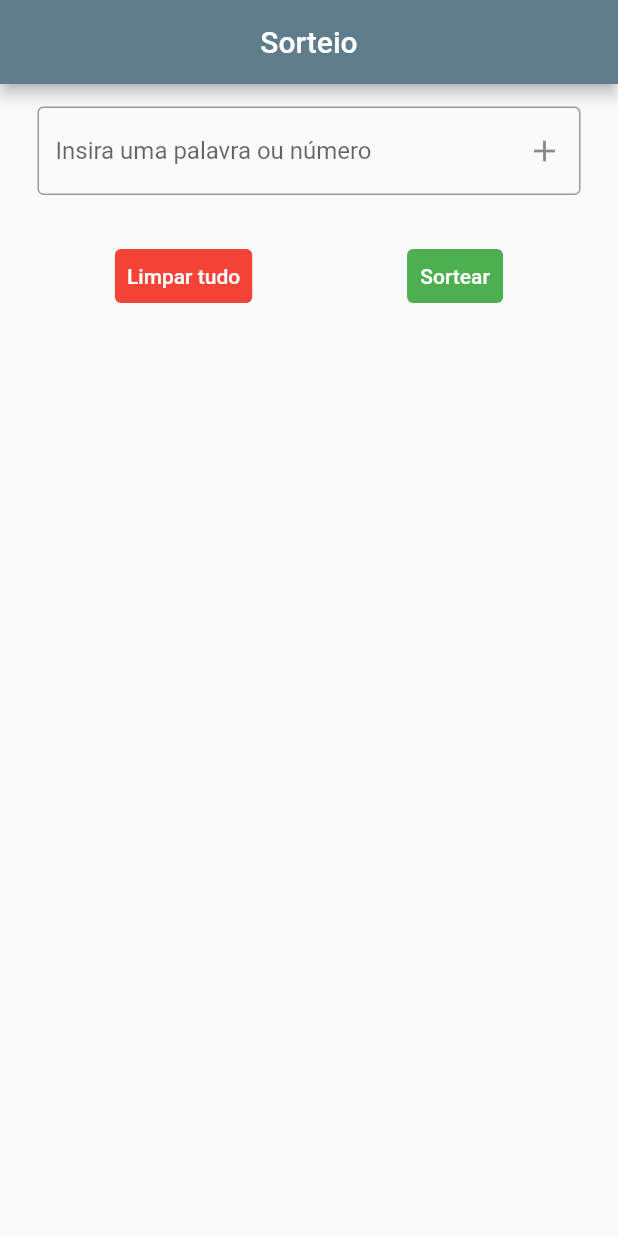
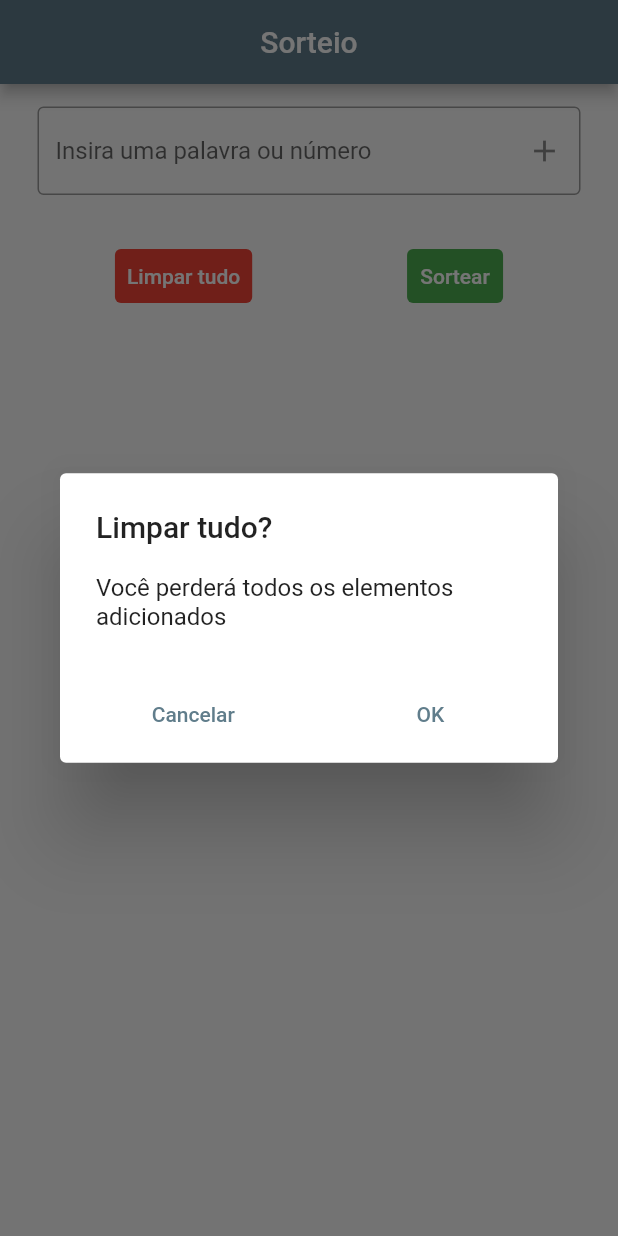
Before and after one commit to ravelsoares/sorteio, a Flutter app: the screen it shows after launch, after a tap on "Limpar tudo", on a phone screen of 412 x 824 dp. Run offline on Flutter 3.47's test engine with Material 2 defaults, Android fonts, the light colour scheme and no system bars.

Commit message:
Confirmar exclusão

```diff
--- a/lib/home_screen.dart
+++ b/lib/home_screen.dart
@@ -51,9 +51,7 @@ class _HomeScreenState extends State<HomeScreen> {
                   children: [
                     TextButton(
                       onPressed: () {
-                        setState(() {
-                          items.clear();
-                        });
+                        _excluirTudo(context);
                       },
                       child: const Text('Limpar tudo',
                           style: TextStyle(
@@ -71,7 +69,7 @@ class _HomeScreenState extends State<HomeScreen> {
                               result = items[r.nextInt(items.length)]!;
                               int index = items.indexOf(result);
                               print(result);
-                              _requestpop(context);
+                              _sorteado(context);
                               setState(() {
                                 items.removeAt(index);
                               });
@@ -113,7 +111,7 @@ class _HomeScreenState extends State<HomeScreen> {
     );
   }
 
-  Future<bool> _requestpop(context) {
+  Future<bool> _sorteado(context) {
     showDialog(
       context: context,
       builder: (context) {
@@ -133,4 +131,39 @@ class _HomeScreenState extends State<HomeScreen> {
     );
     return Future.value(true);
   }
+
+  Future<bool> _excluirTudo(context) {
+    showDialog(
+      context: context,
+      builder: (context) {
+        return AlertDialog(
+          title: const Text('Limpar tudo?'),
+          content: const Text('Você perderá todos os elementos adicionados'),
+          actions: [
+            Row(
+              mainAxisAlignment: MainAxisAlignment.spaceAround,
+              children: [
+                TextButton(
+                  onPressed: () {
+                    Navigator.pop(context);
+                  },
+                  child: const Center(child: Text('Cancelar')),
+                ),
+                TextButton(
+                  onPressed: () {
+                    setState(() {
+                      items.clear();
+                    });
+                    Navigator.pop(context);
+                  },
+                  child: const Center(child: Text('OK')),
+                ),
+              ],
+            )
+          ],
+        );
+      },
+    );
+    return Future.value(true);
+  }
 }
```
